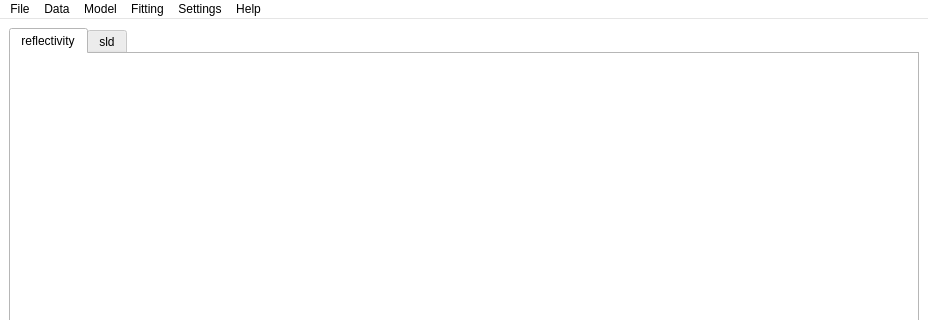
Old version of the form qt/Motofit.ui in the repository refnx/refnx; both pictures show x 0 to 928 and y 0 to 320 of the 928 by 725 pixel window.
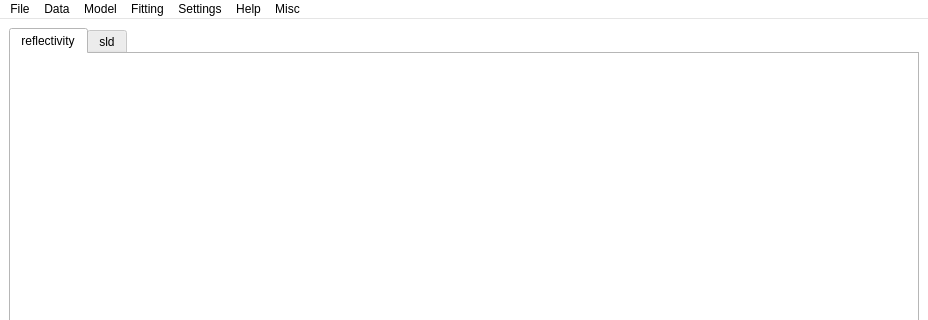
New version of the form. Icons and pictures are not drawn.

Diff of the .ui file:
```diff
--- a/qt/Motofit.ui
+++ b/qt/Motofit.ui
@@ -569,12 +569,19 @@
     <addaction name="actionChange_Q_range"/>
     <addaction name="actionResolution_smearing"/>
    </widget>
+   <widget class="QMenu" name="menuMisc">
+    <property name="title">
+     <string>Misc</string>
+    </property>
+    <addaction name="actionSLD_calculator"/>
+   </widget>
    <addaction name="menuFile"/>
    <addaction name="menuData"/>
    <addaction name="menuModel"/>
    <addaction name="menuPlot_type"/>
    <addaction name="menuSettings"/>
    <addaction name="menuHelp"/>
+   <addaction name="menuMisc"/>
   </widget>
   <widget class="QDockWidget" name="dockWidget">
    <property name="sizePolicy">
```
Left out of the diff: 7 changed lines with no effect on the pictures.
